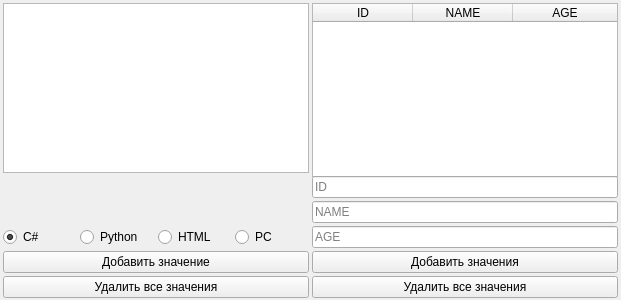
This is lesson 6/qt_model.ui in Vasadaz/qt_training as Qt 5 draws it before an edit. The edited form follows.
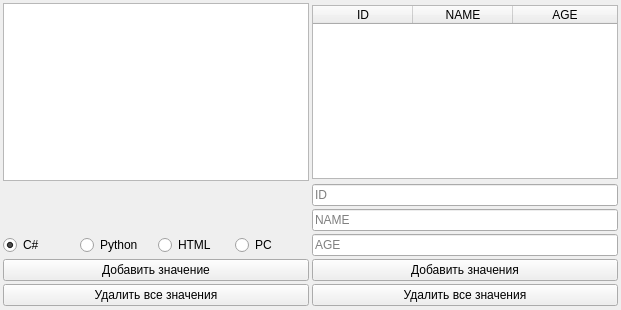
This is the edited form. Icons and pictures are not drawn.

The edit to the form file:
```diff
--- a/lesson 6/qt_model.ui
+++ b/lesson 6/qt_model.ui
@@ -7,19 +7,19 @@
     <x>0</x>
     <y>0</y>
     <width>621</width>
-    <height>300</height>
+    <height>310</height>
    </rect>
   </property>
   <property name="minimumSize">
    <size>
     <width>621</width>
-    <height>300</height>
+    <height>310</height>
    </size>
   </property>
   <property name="maximumSize">
    <size>
     <width>621</width>
-    <height>300</height>
+    <height>310</height>
    </size>
   </property>
   <property name="windowTitle">
@@ -32,7 +32,7 @@
       <x>0</x>
       <y>0</y>
       <width>621</width>
-      <height>301</height>
+      <height>309</height>
      </rect>
     </property>
     <layout class="QGridLayout" name="gridLayout">
@@ -205,6 +205,50 @@
        </item>
       </layout>
      </item>
+     <item row="3" column="0">
+      <layout class="QHBoxLayout" name="horizontalLayout_2">
+       <item>
+        <widget class="QLabel" name="label_4">
+         <property name="styleSheet">
+          <string notr="true">image: url(:/images/icons/C.png);</string>
+         </property>
+         <property name="text">
+          <string/>
+         </property>
+        </widget>
+       </item>
+       <item>
+        <widget class="QLabel" name="label_3">
+         <property name="styleSheet">
+          <string notr="true">image: url(:/images/icons/Python.png);</string>
+         </property>
+         <property name="text">
+          <string/>
+         </property>
+        </widget>
+       </item>
+       <item>
+        <widget class="QLabel" name="label">
+         <property name="styleSheet">
+          <string notr="true">image: url(:/images/icons/HTML.png);</string>
+         </property>
+         <property name="text">
+          <string/>
+         </property>
+        </widget>
+       </item>
+       <item>
+        <widget class="QLabel" name="label_2">
+         <property name="styleSheet">
+          <string notr="true">image: url(:/images/icons/PC.png);</string>
+         </property>
+         <property name="text">
+          <string/>
+         </property>
+        </widget>
+       </item>
+      </layout>
+     </item>
     </layout>
    </widget>
   </widget>
```
Left out of the diff: 16 changed lines with no effect on the pictures.
